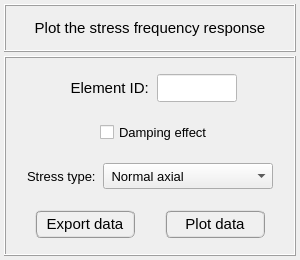
Above: pulse/interface/ui_files/plots/results/structural/get_stresses_for_harmonic_analysis.ui from open-pulse/OpenPulse before the change. Below: the same form after it.
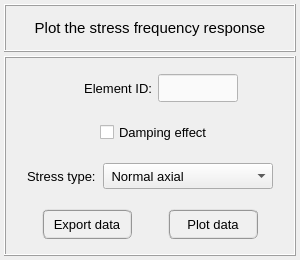
That is the form after the change.

The edit to the form file:
```diff
--- a/pulse/interface/ui_files/plots/results/structural/get_stresses_for_harmonic_analysis.ui
+++ b/pulse/interface/ui_files/plots/results/structural/get_stresses_for_harmonic_analysis.ui
@@ -183,51 +183,23 @@
           <number>0</number>
          </property>
          <property name="horizontalSpacing">
-          <number>4</number>
+          <number>6</number>
          </property>
          <property name="verticalSpacing">
           <number>0</number>
          </property>
          <item row="0" column="0">
-          <widget class="QFrame" name="frame_17">
-           <property name="frameShape">
-            <enum>QFrame::NoFrame</enum>
+          <spacer name="horizontalSpacer_8">
+           <property name="orientation">
+            <enum>Qt::Horizontal</enum>
            </property>
-           <property name="frameShadow">
-            <enum>QFrame::Raised</enum>
-           </property>
-          </widget>
-         </item>
-         <item row="0" column="1">
-          <widget class="QLabel" name="label_3">
-           <property name="minimumSize">
+           <property name="sizeHint" stdset="0">
             <size>
-             <width>90</width>
-             <height>28</height>
+             <width>40</width>
+             <height>20</height>
             </size>
            </property>
-           <property name="maximumSize">
-            <size>
-             <width>100</width>
-             <height>28</height>
-            </size>
-           </property>
-           <property name="font">
-            <font>
-             <family>MS Shell Dlg 2</family>
-             <pointsize>11</pointsize>
-             <weight>50</weight>
-             <italic>false</italic>
-             <bold>false</bold>
-            </font>
-           </property>
-           <property name="text">
-            <string>Element ID: </string>
-           </property>
-           <property name="alignment">
-            <set>Qt::AlignRight|Qt::AlignTrailing|Qt::AlignVCenter</set>
-           </property>
-          </widget>
+          </spacer>
          </item>
          <item row="0" column="2">
           <widget class="QLineEdit" name="lineEdit_element_id">
@@ -254,16 +226,16 @@
                 <color alpha="255">
                  <red>0</red>
                  <green>0</green>
-                 <blue>255</blue>
+                 <blue>0</blue>
                 </color>
                </brush>
               </colorrole>
               <colorrole role="Button">
                <brush brushstyle="SolidPattern">
                 <color alpha="255">
-                 <red>255</red>
-                 <green>255</green>
-                 <blue>255</blue>
+                 <red>250</red>
+                 <green>250</green>
+                 <blue>250</blue>
                 </color>
                </brush>
               </colorrole>
@@ -299,7 +271,7 @@
                 <color alpha="255">
                  <red>0</red>
                  <green>0</green>
-                 <blue>255</blue>
+                 <blue>0</blue>
                 </color>
                </brush>
               </colorrole>
@@ -308,25 +280,25 @@
                 <color alpha="255">
                  <red>0</red>
                  <green>0</green>
-                 <blue>255</blue>
+                 <blue>0</blue>
                 </color>
                </brush>
               </colorrole>
               <colorrole role="Base">
                <brush brushstyle="SolidPattern">
                 <color alpha="255">
-                 <red>255</red>
-                 <green>255</green>
-                 <blue>255</blue>
+                 <red>250</red>
+                 <green>250</green>
+                 <blue>250</blue>
                 </color>
                </brush>
               </colorrole>
               <colorrole role="Window">
                <brush brushstyle="SolidPattern">
                 <color alpha="255">
-                 <red>255</red>
-                 <green>255</green>
-                 <blue>255</blue>
+                 <red>250</red>
+                 <green>250</green>
+                 <blue>250</blue>
                 </color>
                </brush>
               </colorrole>
@@ -337,16 +309,16 @@
                 <color alpha="255">
                  <red>0</red>
                  <green>0</green>
-                 <blue>255</blue>
+                 <blue>0</blue>
                 </color>
                </brush>
               </colorrole>
               <colorrole role="Button">
                <brush brushstyle="SolidPattern">
                 <color alpha="255">
-                 <red>255</red>
-                 <green>255</green>
-                 <blue>255</blue>
+                 <red>250</red>
+                 <green>250</green>
+                 <blue>250</blue>
                 </color>
                </brush>
               </colorrole>
@@ -382,7 +354,7 @@
                 <color alpha="255">
                  <red>0</red>
                  <green>0</green>
-                 <blue>255</blue>
+                 <blue>0</blue>
                 </color>
                </brush>
               </colorrole>
@@ -391,25 +363,25 @@
                 <color alpha="255">
                  <red>0</red>
                  <green>0</green>
-                 <blue>255</blue>
+                 <blue>0</blue>
                 </color>
                </brush>
               </colorrole>
               <colorrole role="Base">
                <brush brushstyle="SolidPattern">
                 <color alpha="255">
-                 <red>255</red>
-                 <green>255</green>
-                 <blue>255</blue>
+                 <red>250</red>
+                 <green>250</green>
+                 <blue>250</blue>
                 </color>
                </brush>
               </colorrole>
               <colorrole role="Window">
                <brush brushstyle="SolidPattern">
                 <color alpha="255">
-                 <red>255</red>
-                 <green>255</green>
-                 <blue>255</blue>
+                 <red>250</red>
+                 <green>250</green>
+                 <blue>250</blue>
                 </color>
                </brush>
               </colorrole>
@@ -418,18 +390,18 @@
               <colorrole role="WindowText">
                <brush brushstyle="SolidPattern">
                 <color alpha="255">
-                 <red>0</red>
-                 <green>0</green>
-                 <blue>255</blue>
+                 <red>100</red>
+                 <green>100</green>
+                 <blue>100</blue>
                 </color>
                </brush>
               </colorrole>
               <colorrole role="Button">
                <brush brushstyle="SolidPattern">
                 <color alpha="255">
-                 <red>255</red>
-                 <green>255</green>
-                 <blue>255</blue>
+                 <red>240</red>
+                 <green>240</green>
+                 <blue>240</blue>
                 </color>
                </brush>
               </colorrole>
@@ -463,36 +435,36 @@
               <colorrole role="Text">
                <brush brushstyle="SolidPattern">
                 <color alpha="255">
-                 <red>0</red>
-                 <green>0</green>
-                 <blue>255</blue>
+                 <red>100</red>
+                 <green>100</green>
+                 <blue>100</blue>
                 </color>
                </brush>
               </colorrole>
               <colorrole role="ButtonText">
                <brush brushstyle="SolidPattern">
                 <color alpha="255">
-                 <red>0</red>
-                 <green>0</green>
-                 <blue>255</blue>
+                 <red>100</red>
+                 <green>100</green>
+                 <blue>100</blue>
                 </color>
                </brush>
               </colorrole>
               <colorrole role="Base">
                <brush brushstyle="SolidPattern">
                 <color alpha="255">
-                 <red>255</red>
-                 <green>255</green>
-                 <blue>255</blue>
+                 <red>240</red>
+                 <green>240</green>
+                 <blue>240</blue>
                 </color>
                </brush>
               </colorrole>
               <colorrole role="Window">
                <brush brushstyle="SolidPattern">
                 <color alpha="255">
-                 <red>255</red>
-                 <green>255</green>
-                 <blue>255</blue>
+                 <red>240</red>
+                 <green>240</green>
+                 <blue>240</blue>
                 </color>
                </brush>
               </colorrole>
@@ -502,7 +474,7 @@
            <property name="font">
             <font>
              <family>MS Shell Dlg 2</family>
-             <pointsize>11</pointsize>
+             <pointsize>10</pointsize>
              <weight>50</weight>
              <italic>false</italic>
              <bold>false</bold>
@@ -515,7 +487,8 @@
             <string>&lt;html&gt;&lt;head/&gt;&lt;body&gt;&lt;p&gt;&lt;br/&gt;&lt;/p&gt;&lt;/body&gt;&lt;/html&gt;</string>
            </property>
            <property name="styleSheet">
-            <string notr="true"/>
+            <string notr="true">QLineEdit{color: rgb(0, 0, 0); background-color: rgb(250, 250, 250)}
+QLineEdit:disabled{color: rgb(100, 100, 100); background-color: rgb(240, 240, 240)}</string>
            </property>
            <property name="text">
             <string/>
@@ -534,16 +507,50 @@
            </property>
           </widget>
          </item>
-         <item row="0" column="3">
-          <widget class="QFrame" name="frame_18">
-           <property name="frameShape">
-            <enum>QFrame::NoFrame</enum>
+         <item row="0" column="1">
+          <widget class="QLabel" name="label_3">
+           <property name="minimumSize">
+            <size>
+             <width>90</width>
+             <height>28</height>
+            </size>
            </property>
-           <property name="frameShadow">
-            <enum>QFrame::Raised</enum>
+           <property name="maximumSize">
+            <size>
+             <width>100</width>
+             <height>28</height>
+            </size>
+           </property>
+           <property name="font">
+            <font>
+             <family>MS Shell Dlg 2</family>
+             <pointsize>10</pointsize>
+             <weight>50</weight>
+             <italic>false</italic>
+             <bold>false</bold>
+            </font>
+           </property>
+           <property name="text">
+            <string>Element ID:</string>
+           </property>
+           <property name="alignment">
+            <set>Qt::AlignRight|Qt::AlignTrailing|Qt::AlignVCenter</set>
            </property>
           </widget>
          </item>
+         <item row="0" column="3">
+          <spacer name="horizontalSpacer_9">
+           <property name="orientation">
+            <enum>Qt::Horizontal</enum>
+           </property>
+           <property name="sizeHint" stdset="0">
+            <size>
+             <width>40</width>
+             <height>20</height>
+            </size>
+           </property>
+          </spacer>
+         </item>
         </layout>
        </widget>
       </item>
@@ -586,33 +593,60 @@
          <property name="verticalSpacing">
           <number>0</number>
          </property>
+         <item row="0" column="0">
+          <spacer name="horizontalSpacer_5">
+           <property name="orientation">
+            <enum>Qt::Horizontal</enum>
+           </property>
+           <property name="sizeHint" stdset="0">
+            <size>
+             <width>40</width>
+             <height>20</height>
+            </size>
+           </property>
+          </spacer>
+         </item>
+         <item row="0" column="2">
+          <spacer name="horizontalSpacer_6">
+           <property name="orientation">
+            <enum>Qt::Horizontal</enum>
+           </property>
+           <property name="sizeHint" stdset="0">
+            <size>
+             <width>40</width>
+             <height>20</height>
+            </size>
+           </property>
+          </spacer>
+         </item>
          <item row="0" column="3">
           <widget class="QPushButton" name="pushButton_plot_data">
            <property name="minimumSize">
             <size>
-             <width>100</width>
-             <height>28</height>
+             <width>90</width>
+             <height>30</height>
             </size>
            </property>
            <property name="maximumSize">
             <size>
-             <width>100</width>
-             <height>28</height>
+             <width>90</width>
+             <height>30</height>
             </size>
            </property>
            <property name="font">
             <font>
              <family>MS Shell Dlg 2</family>
-             <pointsize>11</pointsize>
-             <weight>9</weight>
+             <pointsize>10</pointsize>
+             <weight>50</weight>
              <italic>false</italic>
              <bold>false</bold>
             </font>
            </property>
            <property name="styleSheet">
-            <string notr="true">QPushButton{border-radius: 6px; border-color: rgb(150, 150, 150); border-style: ridge; border-width: 2px; color: rgb(0, 0, 0); background-color: rgb(240, 240, 240); font: 75 11pt &quot;MS Shell Dlg 2&quot;}
-QPushButton:hover{border-radius: 6px; border-color: rgb(0, 170, 255); border-style: ridge; border-width: 2px; color: rgb(0, 0, 0); background-color: rgba(174, 213, 255, 100); font: 75 11pt &quot;MS Shell Dlg 2&quot;}
-QPushButton:pressed{border-radius: 6px; border-color: rgb(0, 170, 255); border-style: ridge; border-width: 3px; color: rgb(0, 0, 0); background-color: rgb(174, 213, 255); font: 75 11pt &quot;MS Shell Dlg 2&quot;}</string>
+            <string notr="true">QPushButton{border-radius: 6px; border-color: rgb(150, 150, 150); border-style: ridge; border-width: 2px; color: rgb(0, 0, 0); background-color: rgb(240, 240, 240)}
+QPushButton:hover{border-radius: 6px; border-color: rgb(0, 170, 255); border-style: ridge; border-width: 2px; color: rgb(0, 0, 0); background-color: rgba(174, 213, 255, 100)}
+QPushButton:pressed{border-radius: 6px; border-color: rgb(0, 170, 255); border-style: ridge; border-width: 2px; color: rgb(0, 0, 0); background-color: rgb(174, 213, 255)}
+QPushButton:disabled{border-radius: 6px; border-color: rgb(150, 150, 150); border-style: ridge; border-width: 0px; color: rgb(150,150, 150); background-color: rgb(220, 220, 220)}</string>
            </property>
            <property name="text">
             <string>Plot data</string>
@@ -623,29 +657,30 @@
           <widget class="QPushButton" name="pushButton_export_data">
            <property name="minimumSize">
             <size>
-             <width>100</width>
-             <height>28</height>
+             <width>90</width>
+             <height>30</height>
             </size>
            </property>
            <property name="maximumSize">
             <size>
-             <width>100</width>
-             <height>28</height>
+             <width>90</width>
+             <height>30</height>
             </size>
            </property>
            <property name="font">
             <font>
              <family>MS Shell Dlg 2</family>
-             <pointsize>11</pointsize>
-             <weight>9</weight>
+             <pointsize>10</pointsize>
+             <weight>50</weight>
              <italic>false</italic>
              <bold>false</bold>
             </font>
            </property>
            <property name="styleSheet">
-            <string notr="true">QPushButton{border-radius: 6px; border-color: rgb(150, 150, 150); border-style: ridge; border-width: 2px; color: rgb(0, 0, 0); background-color: rgb(240, 240, 240); font: 75 11pt &quot;MS Shell Dlg 2&quot;}
-QPushButton:hover{border-radius: 6px; border-color: rgb(0, 170, 255); border-style: ridge; border-width: 2px; color: rgb(0, 0, 0); background-color: rgba(174, 213, 255, 100); font: 75 11pt &quot;MS Shell Dlg 2&quot;}
-QPushButton:pressed{border-radius: 6px; border-color: rgb(0, 170, 255); border-style: ridge; border-width: 3px; color: rgb(0, 0, 0); background-color: rgb(174, 213, 255); font: 75 11pt &quot;MS Shell Dlg 2&quot;}</string>
+            <string notr="true">QPushButton{border-radius: 6px; border-color: rgb(150, 150, 150); border-style: ridge; border-width: 2px; color: rgb(0, 0, 0); background-color: rgb(240, 240, 240)}
+QPushButton:hover{border-radius: 6px; border-color: rgb(0, 170, 255); border-style: ridge; border-width: 2px; color: rgb(0, 0, 0); background-color: rgba(174, 213, 255, 100)}
+QPushButton:pressed{border-radius: 6px; border-color: rgb(0, 170, 255); border-style: ridge; border-width: 2px; color: rgb(0, 0, 0); background-color: rgb(174, 213, 255)}
+QPushButton:disabled{border-radius: 6px; border-color: rgb(150, 150, 150); border-style: ridge; border-width: 0px; color: rgb(150,150, 150); background-color: rgb(220, 220, 220)}</string>
            </property>
            <property name="text">
             <string>Export data</string>
@@ -655,35 +690,18 @@
            </property>
           </widget>
          </item>
-         <item row="0" column="0">
-          <widget class="QFrame" name="frame_13">
-           <property name="frameShape">
-            <enum>QFrame::NoFrame</enum>
-           </property>
-           <property name="frameShadow">
-            <enum>QFrame::Raised</enum>
-           </property>
-          </widget>
-         </item>
          <item row="0" column="4">
-          <widget class="QFrame" name="frame_14">
-           <property name="frameShape">
-            <enum>QFrame::NoFrame</enum>
+          <spacer name="horizontalSpacer_7">
+           <property name="orientation">
+            <enum>Qt::Horizontal</enum>
            </property>
-           <property name="frameShadow">
-            <enum>QFrame::Raised</enum>
+           <property name="sizeHint" stdset="0">
+            <size>
+             <width>40</width>
+             <height>20</height>
+            </size>
            </property>
-          </widget>
-         </item>
-         <item row="0" column="2">
-          <widget class="QFrame" name="frame_19">
-           <property name="frameShape">
-            <enum>QFrame::NoFrame</enum>
-           </property>
-           <property name="frameShadow">
-            <enum>QFrame::Raised</enum>
-           </property>
-          </widget>
+          </spacer>
          </item>
         </layout>
        </widget>
```
